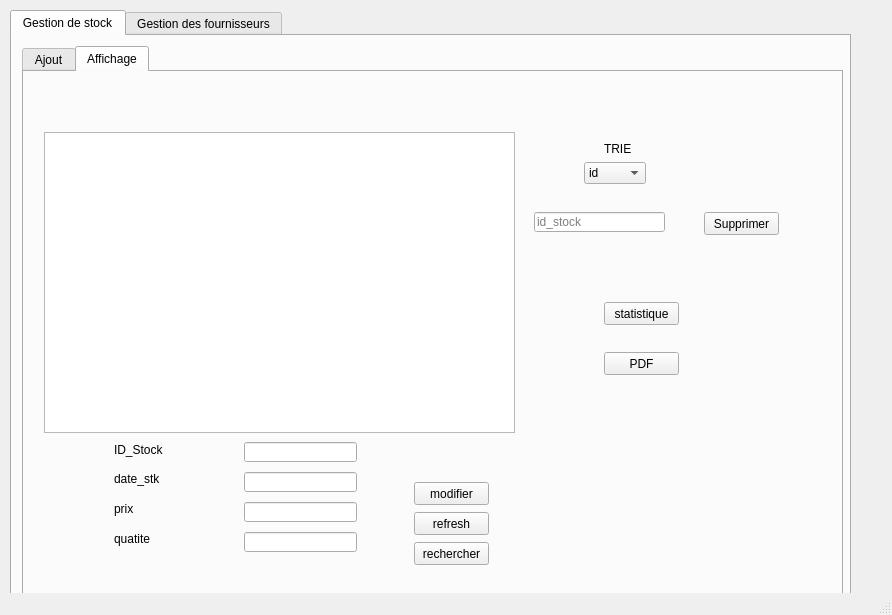
This is GESTION_FOURNISSEURS/mainwindow.ui in taiefhilali/THE_MUNCH_CULTURE as Qt 5 draws it before an edit. The edited form follows.
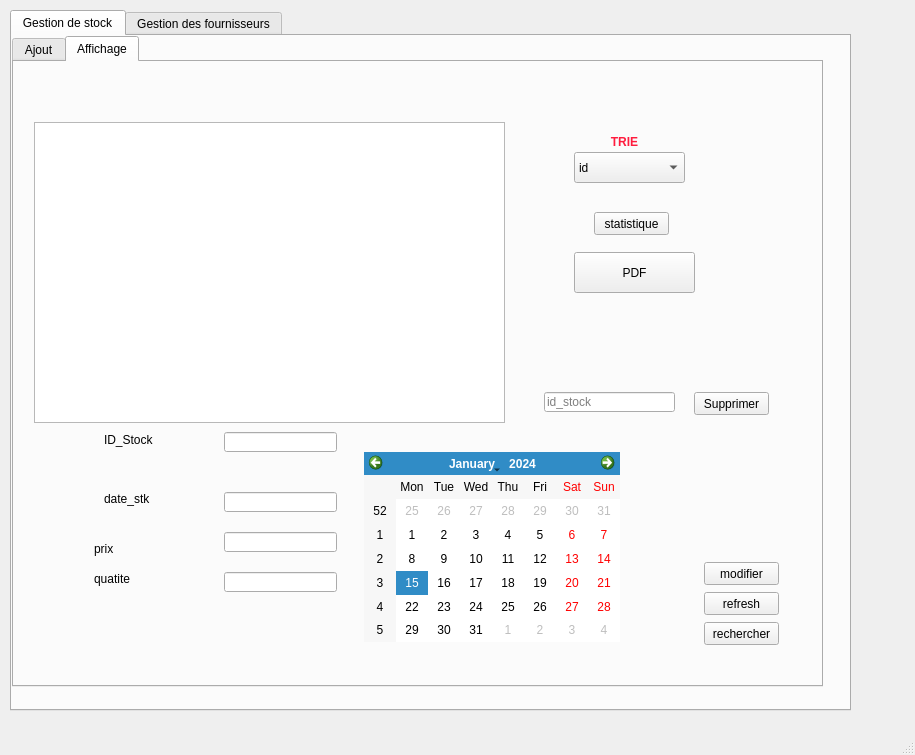
This is the edited form. The open tabs and pages were chosen to show the change.

Commit message: commit7: update 2nd CRUD+metiers(trie recherche pfd stat)

Patch:
```diff
--- a/GESTION_FOURNISSEURS/mainwindow.ui
+++ b/GESTION_FOURNISSEURS/mainwindow.ui
@@ -6,8 +6,8 @@
    <rect>
     <x>0</x>
     <y>0</y>
-    <width>892</width>
-    <height>615</height>
+    <width>915</width>
+    <height>755</height>
    </rect>
   </property>
   <property name="windowTitle">
@@ -33,10 +33,10 @@
      <widget class="QTabWidget" name="tabWidget_2">
       <property name="geometry">
        <rect>
-        <x>10</x>
-        <y>10</y>
-        <width>821</width>
-        <height>621</height>
+        <x>0</x>
+        <y>0</y>
+        <width>811</width>
+        <height>651</height>
        </rect>
       </property>
       <property name="palette">
@@ -199,8 +199,8 @@
        <widget class="QLineEdit" name="le_supprimer">
         <property name="geometry">
          <rect>
-          <x>510</x>
-          <y>140</y>
+          <x>530</x>
+          <y>330</y>
           <width>131</width>
           <height>20</height>
          </rect>
@@ -213,7 +213,7 @@
         <property name="geometry">
          <rect>
           <x>680</x>
-          <y>140</y>
+          <y>330</y>
           <width>75</width>
           <height>23</height>
          </rect>
@@ -226,7 +226,7 @@
         <property name="geometry">
          <rect>
           <x>90</x>
-          <y>400</y>
+          <y>430</y>
           <width>47</width>
           <height>14</height>
          </rect>
@@ -238,7 +238,7 @@
        <widget class="QLineEdit" name="id">
         <property name="geometry">
          <rect>
-          <x>220</x>
+          <x>210</x>
           <y>370</y>
           <width>113</width>
           <height>20</height>
@@ -251,8 +251,8 @@
        <widget class="QLabel" name="label_34">
         <property name="geometry">
          <rect>
-          <x>90</x>
-          <y>460</y>
+          <x>80</x>
+          <y>510</y>
           <width>47</width>
           <height>14</height>
          </rect>
@@ -277,8 +277,8 @@
        <widget class="QLineEdit" name="prix_2">
         <property name="geometry">
          <rect>
-          <x>220</x>
-          <y>430</y>
+          <x>210</x>
+          <y>470</y>
           <width>113</width>
           <height>20</height>
          </rect>
@@ -287,8 +287,8 @@
        <widget class="QLabel" name="label_38">
         <property name="geometry">
          <rect>
-          <x>90</x>
-          <y>430</y>
+          <x>80</x>
+          <y>480</y>
           <width>47</width>
           <height>14</height>
          </rect>
@@ -297,47 +297,11 @@
          <string>prix</string>
         </property>
        </widget>
-       <widget class="QPushButton" name="modifier_2">
-        <property name="geometry">
-         <rect>
-          <x>390</x>
-          <y>410</y>
-          <width>75</width>
-          <height>23</height>
-         </rect>
-        </property>
-        <property name="text">
-         <string>modifier</string>
-        </property>
-       </widget>
-       <widget class="QPushButton" name="PDF">
-        <property name="geometry">
-         <rect>
-          <x>580</x>
-          <y>230</y>
-          <width>75</width>
-          <height>23</height>
-         </rect>
-        </property>
-        <property name="text">
-         <string>statistique</string>
-        </property>
-       </widget>
-       <widget class="QLineEdit" name="dat_2">
-        <property name="geometry">
-         <rect>
-          <x>220</x>
-          <y>400</y>
-          <width>113</width>
-          <height>20</height>
-         </rect>
-        </property>
-       </widget>
        <widget class="QLineEdit" name="quantite_2">
         <property name="geometry">
          <rect>
-          <x>220</x>
-          <y>460</y>
+          <x>210</x>
+          <y>510</y>
           <width>113</width>
           <height>20</height>
          </rect>
@@ -346,49 +310,23 @@
        <widget class="QPushButton" name="PDF_2">
         <property name="geometry">
          <rect>
-          <x>580</x>
-          <y>280</y>
-          <width>75</width>
-          <height>23</height>
+          <x>560</x>
+          <y>190</y>
+          <width>121</width>
+          <height>41</height>
          </rect>
         </property>
         <property name="text">
          <string>PDF</string>
         </property>
        </widget>
-       <widget class="QPushButton" name="rechercher">
-        <property name="geometry">
-         <rect>
-          <x>390</x>
-          <y>470</y>
-          <width>75</width>
-          <height>23</height>
-         </rect>
-        </property>
-        <property name="text">
-         <string>rechercher</string>
-        </property>
-       </widget>
-       <widget class="QPushButton" name="refresh">
-        <property name="geometry">
-         <rect>
-          <x>390</x>
-          <y>440</y>
-          <width>75</width>
-          <height>23</height>
-         </rect>
-        </property>
-        <property name="text">
-         <string>refresh</string>
-        </property>
-       </widget>
        <widget class="QLabel" name="label_7">
         <property name="geometry">
          <rect>
-          <x>580</x>
+          <x>560</x>
           <y>70</y>
-          <width>47</width>
-          <height>14</height>
+          <width>101</width>
+          <height>20</height>
          </rect>
         </property>
         <property name="palette">
@@ -429,7 +367,7 @@
          </palette>
         </property>
         <property name="text">
-         <string>TRIE</string>
+         <string>&lt;html&gt;&lt;head/&gt;&lt;body&gt;&lt;p align=&quot;center&quot;&gt;&lt;span style=&quot; font-weight:600; color:#ff1c3e;&quot;&gt;TRIE&lt;/span&gt;&lt;/p&gt;&lt;/body&gt;&lt;/html&gt;</string>
         </property>
        </widget>
        <widget class="QComboBox" name="combo">
@@ -437,8 +375,8 @@
          <rect>
           <x>560</x>
           <y>90</y>
-          <width>62</width>
-          <height>22</height>
+          <width>111</width>
+          <height>31</height>
          </rect>
         </property>
         <item>
@@ -462,6 +400,78 @@
          </property>
         </item>
        </widget>
+       <widget class="QPushButton" name="pushButton_2">
+        <property name="geometry">
+         <rect>
+          <x>580</x>
+          <y>150</y>
+          <width>75</width>
+          <height>23</height>
+         </rect>
+        </property>
+        <property name="text">
+         <string>statistique</string>
+        </property>
+       </widget>
+       <widget class="QCalendarWidget" name="dat_2">
+        <property name="geometry">
+         <rect>
+          <x>350</x>
+          <y>390</y>
+          <width>256</width>
+          <height>190</height>
+         </rect>
+        </property>
+       </widget>
+       <widget class="QPushButton" name="modifier_2">
+        <property name="geometry">
+         <rect>
+          <x>690</x>
+          <y>500</y>
+          <width>75</width>
+          <height>23</height>
+         </rect>
+        </property>
+        <property name="text">
+         <string>modifier</string>
+        </property>
+       </widget>
+       <widget class="QPushButton" name="refresh">
+        <property name="geometry">
+         <rect>
+          <x>690</x>
+          <y>530</y>
+          <width>75</width>
+          <height>23</height>
+         </rect>
+        </property>
+        <property name="text">
+         <string>refresh</string>
+        </property>
+       </widget>
+       <widget class="QPushButton" name="rechercher">
+        <property name="geometry">
+         <rect>
+          <x>690</x>
+          <y>560</y>
+          <width>75</width>
+          <height>23</height>
+         </rect>
+        </property>
+        <property name="text">
+         <string>rechercher</string>
+        </property>
+       </widget>
+       <widget class="QLineEdit" name="dat_3">
+        <property name="geometry">
+         <rect>
+          <x>210</x>
+          <y>430</y>
+          <width>113</width>
+          <height>20</height>
+         </rect>
+        </property>
+       </widget>
       </widget>
      </widget>
     </widget>
```
Left out of the diff: 166 changed lines with no effect on the pictures. The commit also changes 4 other files.
